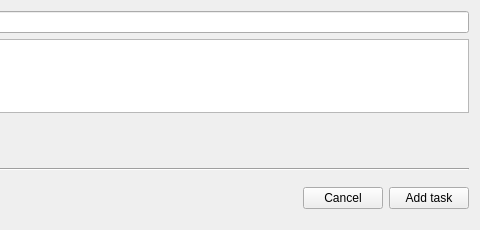
This is taskform.ui in KrawGleb/QtToDoList as Qt 5 draws it before an edit; both pictures show x 335 to 815 and y 0 to 230 of the 815 by 230 pixel window. The edited form follows.
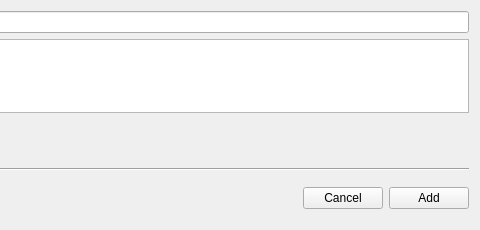
This is the edited form.

Commit message: Tasks logic

The edit to the form file:
```diff
--- a/taskform.ui
+++ b/taskform.ui
@@ -106,7 +106,7 @@
        <item>
         <widget class="QPushButton" name="addTaskButton">
          <property name="text">
-          <string>Add task</string>
+          <string>Add</string>
          </property>
         </widget>
        </item>
```
The commit also changes 13 other files.
